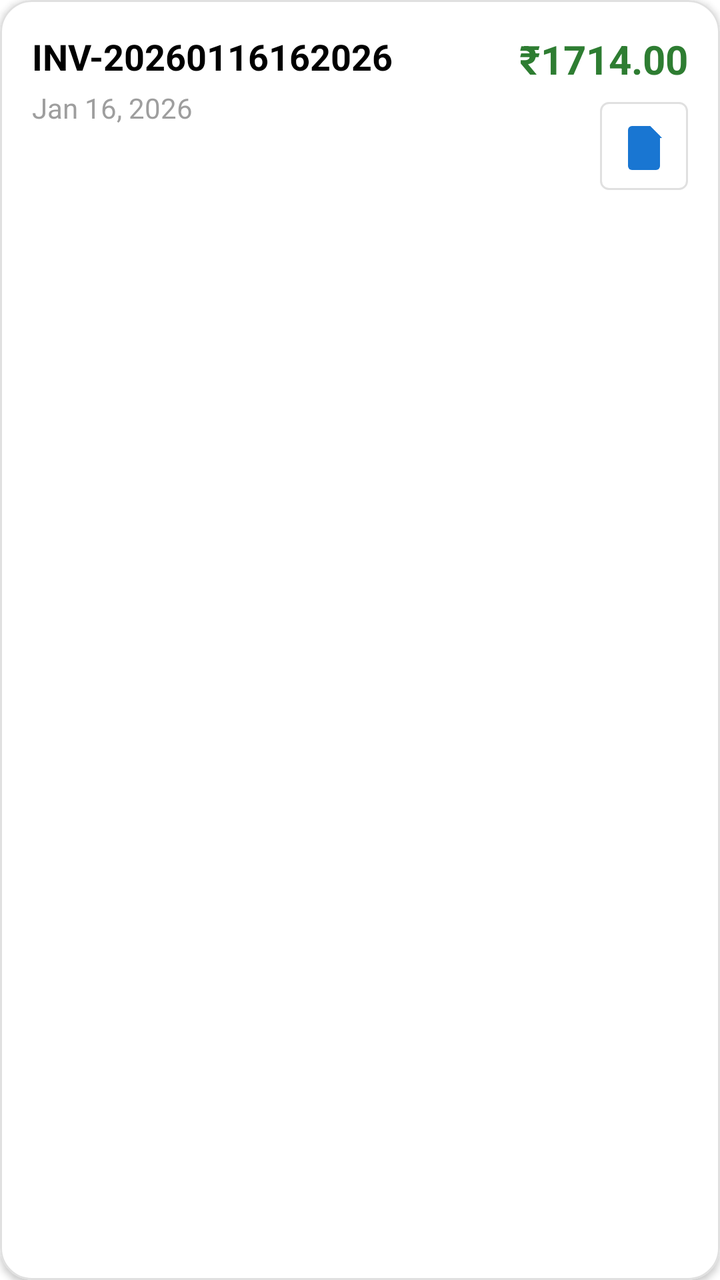
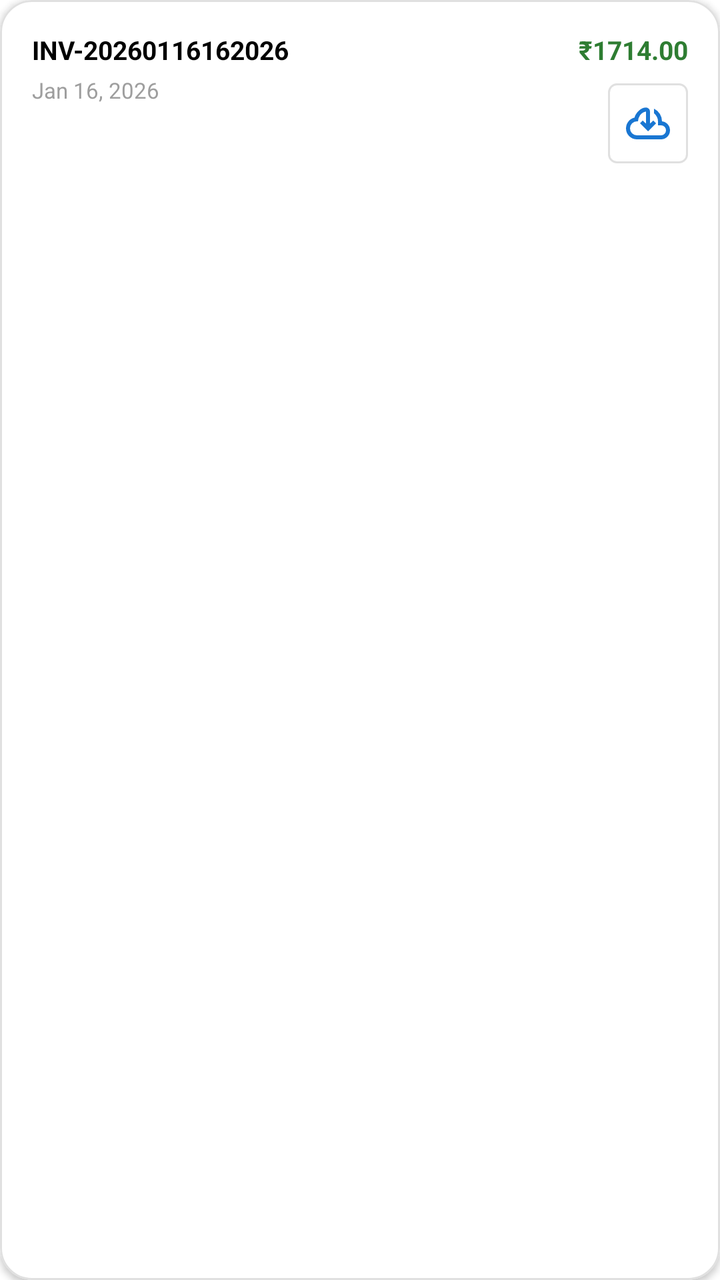

An Android layout rendered at two revisions. The XML below is the earlier revision; the diff shows what the commit changed to produce the second picture.
<!-- AndroidManifest.xml: application theme Theme.SVDAgency -->
<!-- res/layout/customer_invoice_card.xml -->
<?xml version="1.0" encoding="utf-8"?>
<com.google.android.material.card.MaterialCardView
    xmlns:android="http://schemas.android.com/apk/res/android"
    xmlns:app="http://schemas.android.com/apk/res-auto"
    android:layout_width="match_parent"
    android:layout_height="wrap_content"
    android:layout_marginBottom="12dp"
    app:cardCornerRadius="16dp"
    app:cardElevation="2dp"
    app:strokeWidth="1dp"
    app:strokeColor="#E0E0E0">

    <androidx.constraintlayout.widget.ConstraintLayout
        android:layout_width="match_parent"
        android:layout_height="wrap_content"
        android:padding="16dp">

        <TextView
            android:id="@+id/tvInvoiceNumber"
            android:layout_width="0dp"
            android:layout_height="wrap_content"
            android:text="INV-20260116162026"
            android:textColor="@color/black"
            android:textSize="18sp"
            android:textStyle="bold"
            app:layout_constraintTop_toTopOf="parent"
            app:layout_constraintStart_toStartOf="parent"
            app:layout_constraintEnd_toStartOf="@+id/tvTotalAmount"/>

        <TextView
            android:id="@+id/tvInvoiceDate"
            android:layout_width="wrap_content"
            android:layout_height="wrap_content"
            android:text="Jan 16, 2026"
            android:textColor="@color/gray500"
            android:textSize="14sp"
            android:layout_marginTop="4dp"
            app:layout_constraintTop_toBottomOf="@id/tvInvoiceNumber"
            app:layout_constraintStart_toStartOf="parent"/>

        <TextView
            android:id="@+id/tvTotalAmount"
            android:layout_width="wrap_content"
            android:layout_height="wrap_content"
            android:text="₹1714.00"
            android:textColor="#2E7D32"
            android:textSize="20sp"
            android:textStyle="bold"
            app:layout_constraintBottom_toTopOf="@+id/btnDownloadBill"
            app:layout_constraintEnd_toEndOf="parent"
            android:layout_marginBottom="8dp"/>

        <ImageButton
            android:id="@+id/btnDownloadBill"
            android:layout_width="44dp"
            android:layout_height="44dp"
            android:src="@drawable/ic_bill"
            android:background="@drawable/bg_qty_outline"
            app:tint="#1976D2"
            android:padding="10dp"
            android:scaleType="fitCenter"
            app:layout_constraintBottom_toBottomOf="parent"
            app:layout_constraintEnd_toEndOf="parent"
            android:layout_marginTop="8dp"/>

    </androidx.constraintlayout.widget.ConstraintLayout>

</com.google.android.material.card.MaterialCardView>
<!-- resources referenced by this layout -->
<resources>
  <color name="black">#FF000000</color>
  <color name="gray500">#9E9E9E</color>
  <!-- drawable bg_qty_outline (drawable) -->
  <?xml version="1.0" encoding="utf-8"?>
  <shape xmlns:android="http://schemas.android.com/apk/res/android">
      <stroke android:width="1dp" android:color="#E0E0E0" />
      <corners android:radius="4dp" />
      <solid android:color="@color/white" />
  </shape>
  <!-- drawable ic_bill (drawable) -->
  <?xml version="1.0" encoding="utf-8"?>
  <vector xmlns:android="http://schemas.android.com/apk/res/android"
      android:width="24dp"
      android:height="24dp"
      android:viewportWidth="24"
      android:viewportHeight="24">
  
      
      <path
          android:fillColor="#000000"
          android:pathData="M6,2h9l5,5v15a2,2 0,0 1,-2,2H6a2,2 0,0 1,-2,-2V4a2,2 0,0 1,2,-2z"/>
  
      
      <path
          android:fillColor="#000000"
          android:pathData="M15,2v6h6"/>
  
      
      <path
          android:fillColor="#FFFFFF"
          android:pathData="M7,10h10v2H7z"/>
  
      <path
          android:fillColor="#FFFFFF"
          android:pathData="M7,14h7v2H7z"/>
  </vector>
  <style name="Theme.SVDAgency" parent="Theme.MaterialComponents.DayNight.NoActionBar">
          
          <item name="colorPrimary">@color/brand_red</item>
          <item name="colorPrimaryVariant">@color/brand_red</item>
          <item name="colorOnPrimary">@color/white</item>
          
          <item name="colorSecondary">@color/colorAccent</item>
          <item name="colorSecondaryVariant">@color/colorAccent</item>
          <item name="colorOnSecondary">@color/black</item>
  
          
          <item name="android:statusBarColor" tools:targetApi="l">@color/brand_red</item>
          <item name="android:windowLightStatusBar" tools:targetApi="m">false</item>
          <item name="android:windowDrawsSystemBarBackgrounds">true</item>
      </style>
  <color name="white">#FFFFFFFF</color>
  <color name="brand_red">#D32F2F</color>
  <color name="colorAccent">#FF5252</color>
</resources>

<!-- the commit's change to res/layout/customer_invoice_card.xml (unified diff, before → after) -->
@@ -21,7 +21,7 @@
             android:layout_height="wrap_content"
             android:text="INV-20260116162026"
             android:textColor="@color/black"
-            android:textSize="18sp"
+            android:textSize="13sp"
             android:textStyle="bold"
             app:layout_constraintTop_toTopOf="parent"
             app:layout_constraintStart_toStartOf="parent"
@@ -33,7 +33,7 @@
             android:layout_height="wrap_content"
             android:text="Jan 16, 2026"
             android:textColor="@color/gray500"
-            android:textSize="14sp"
+            android:textSize="11sp"
             android:layout_marginTop="4dp"
             app:layout_constraintTop_toBottomOf="@id/tvInvoiceNumber"
             app:layout_constraintStart_toStartOf="parent"/>
@@ -44,7 +44,7 @@
             android:layout_height="wrap_content"
             android:text="₹1714.00"
             android:textColor="#2E7D32"
-            android:textSize="20sp"
+            android:textSize="13sp"
             android:textStyle="bold"
             app:layout_constraintBottom_toTopOf="@+id/btnDownloadBill"
             app:layout_constraintEnd_toEndOf="parent"
@@ -52,12 +52,12 @@
 
         <ImageButton
             android:id="@+id/btnDownloadBill"
-            android:layout_width="44dp"
-            android:layout_height="44dp"
-            android:src="@drawable/ic_bill"
+            android:layout_width="40dp"
+            android:layout_height="40dp"
+            android:src="@drawable/ic_download"
             android:background="@drawable/bg_qty_outline"
             app:tint="#1976D2"
-            android:padding="10dp"
+            android:padding="8dp"
             android:scaleType="fitCenter"
             app:layout_constraintBottom_toBottomOf="parent"
             app:layout_constraintEnd_toEndOf="parent"
<!-- resource entries referenced after the edit -->
@@ -9,32 +9,11 @@
       <corners android:radius="4dp" />
       <solid android:color="@color/white" />
   </shape>
-  <!-- drawable ic_bill (drawable) -->
-  <?xml version="1.0" encoding="utf-8"?>
-  <vector xmlns:android="http://schemas.android.com/apk/res/android"
-      android:width="24dp"
-      android:height="24dp"
-      android:viewportWidth="24"
-      android:viewportHeight="24">
-  
+  <!-- drawable ic_download (drawable) -->
+  <vector xmlns:android="http://schemas.android.com/apk/res/android" android:height="24dp" android:tint="#000000" android:viewportHeight="960" android:viewportWidth="960" android:width="24dp">
+        
+      <path android:fillColor="@android:color/white" android:pathData="M260,800Q169,800 104.5,737Q40,674 40,583Q40,505 87,444Q134,383 210,366Q227,294 295,229Q363,164 440,164Q473,164 496.5,187.5Q520,211 520,244L520,486L584,424L640,480L480,640L320,480L376,424L440,486L440,244Q364,258 322,317.5Q280,377 280,440L260,440Q202,440 161,481Q120,522 120,580Q120,638 161,679Q202,720 260,720L740,720Q782,720 811,691Q840,662 840,620Q840,578 811,549Q782,520 740,520L680,520L680,440Q680,392 658,350.5Q636,309 600,280L600,187Q674,222 717,290.5Q760,359 760,440L760,440L760,440Q829,448 874.5,499.5Q920,551 920,620Q920,695 867.5,747.5Q815,800 740,800L260,800ZM480,442Q480,442 480,442Q480,442 480,442L480,442Q480,442 480,442Q480,442 480,442L480,442Q480,442 480,442Q480,442 480,442L480,442Q480,442 480,442Q480,442 480,442Q480,442 480,442Q480,442 480,442L480,442Q480,442 480,442Q480,442 480,442Q480,442 480,442Q480,442 480,442L480,442L480,442Q480,442 480,442Q480,442 480,442Z"/>
       
-      <path
-          android:fillColor="#000000"
-          android:pathData="M6,2h9l5,5v15a2,2 0,0 1,-2,2H6a2,2 0,0 1,-2,-2V4a2,2 0,0 1,2,-2z"/>
-  
-      
-      <path
-          android:fillColor="#000000"
-          android:pathData="M15,2v6h6"/>
-  
-      
-      <path
-          android:fillColor="#FFFFFF"
-          android:pathData="M7,10h10v2H7z"/>
-  
-      <path
-          android:fillColor="#FFFFFF"
-          android:pathData="M7,14h7v2H7z"/>
   </vector>
   <style name="Theme.SVDAgency" parent="Theme.MaterialComponents.DayNight.NoActionBar">
           
